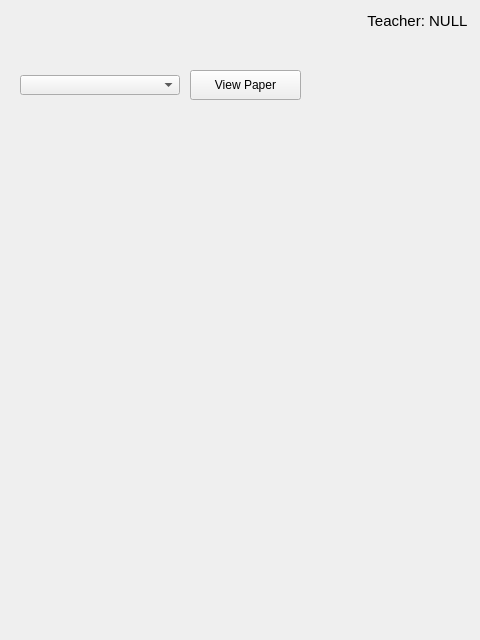
Old version of the form ui/mainPanel.ui in the repository SuperMonkeyRules/DTPythonL3.
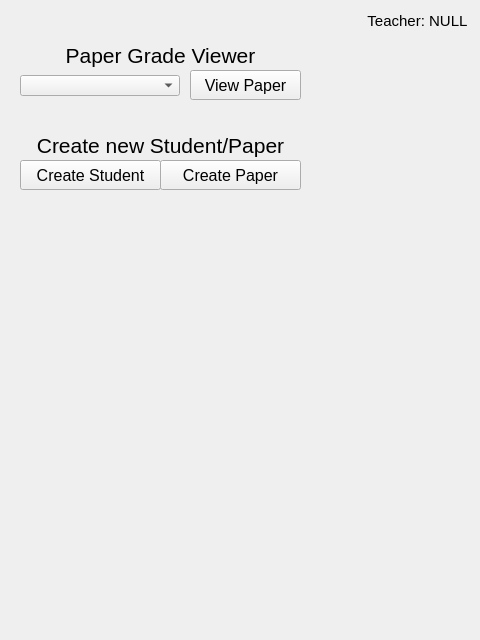
New version of the form.

Commit message: Finished paper view Start student paper creation popup

Diff of the .ui file:
```diff
--- a/ui/mainPanel.ui
+++ b/ui/mainPanel.ui
@@ -42,6 +42,11 @@
       <height>30</height>
      </rect>
     </property>
+    <property name="font">
+     <font>
+      <pointsize>12</pointsize>
+     </font>
+    </property>
     <property name="text">
      <string>View Paper</string>
     </property>
@@ -52,10 +57,88 @@
       <x>20</x>
       <y>75</y>
       <width>160</width>
-      <height>20</height>
+      <height>21</height>
      </rect>
     </property>
    </widget>
+   <widget class="QLabel" name="gradeViewLABEL">
+    <property name="geometry">
+     <rect>
+      <x>20</x>
+      <y>40</y>
+      <width>281</width>
+      <height>31</height>
+     </rect>
+    </property>
+    <property name="font">
+     <font>
+      <pointsize>16</pointsize>
+     </font>
+    </property>
+    <property name="text">
+     <string>Paper Grade Viewer</string>
+    </property>
+    <property name="alignment">
+     <set>Qt::AlignCenter</set>
+    </property>
+   </widget>
+   <widget class="QPushButton" name="createStudentBTN">
+    <property name="geometry">
+     <rect>
+      <x>20</x>
+      <y>160</y>
+      <width>141</width>
+      <height>30</height>
+     </rect>
+    </property>
+    <property name="font">
+     <font>
+      <pointsize>12</pointsize>
+     </font>
+    </property>
+    <property name="text">
+     <string>Create Student</string>
+    </property>
+   </widget>
+   <widget class="QPushButton" name="createPaperBTN">
+    <property name="geometry">
+     <rect>
+      <x>160</x>
+      <y>160</y>
+      <width>141</width>
+      <height>30</height>
+     </rect>
+    </property>
+    <property name="font">
+     <font>
+      <pointsize>12</pointsize>
+     </font>
+    </property>
+    <property name="text">
+     <string>Create Paper</string>
+    </property>
+   </widget>
+   <widget class="QLabel" name="label_2">
+    <property name="geometry">
+     <rect>
+      <x>20</x>
+      <y>130</y>
+      <width>281</width>
+      <height>31</height>
+     </rect>
+    </property>
+    <property name="font">
+     <font>
+      <pointsize>16</pointsize>
+     </font>
+    </property>
+    <property name="text">
+     <string>Create new Student/Paper</string>
+    </property>
+    <property name="alignment">
+     <set>Qt::AlignCenter</set>
+    </property>
+   </widget>
   </widget>
  </widget>
  <resources/>
```
The commit also changes 3 other files.
